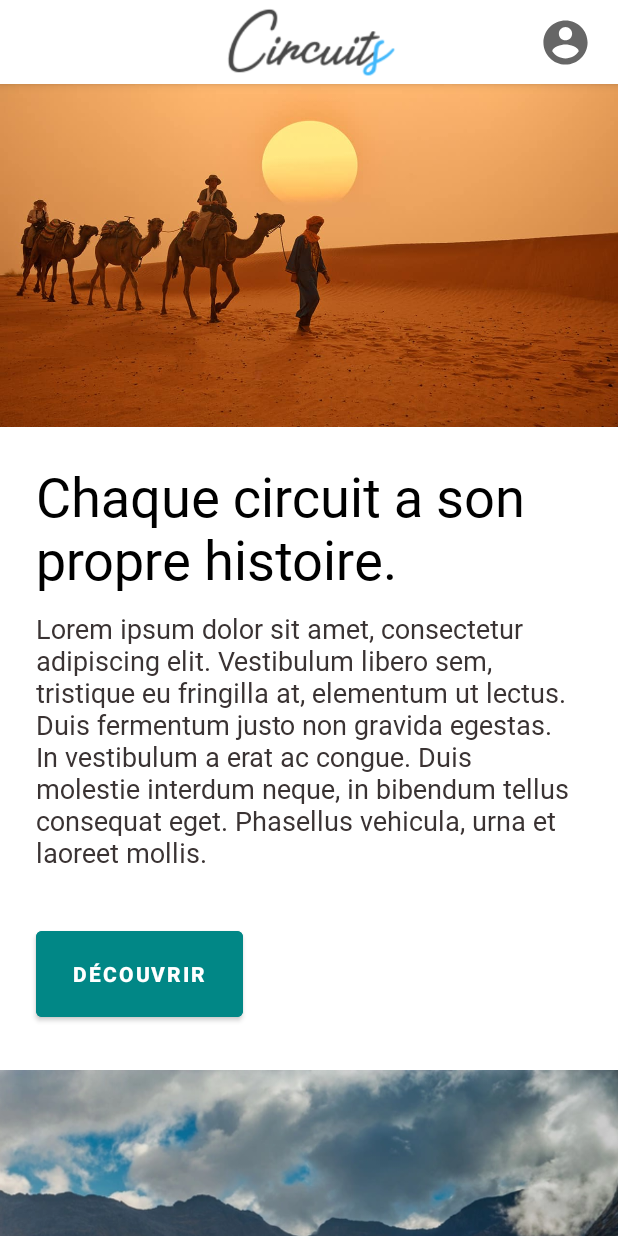
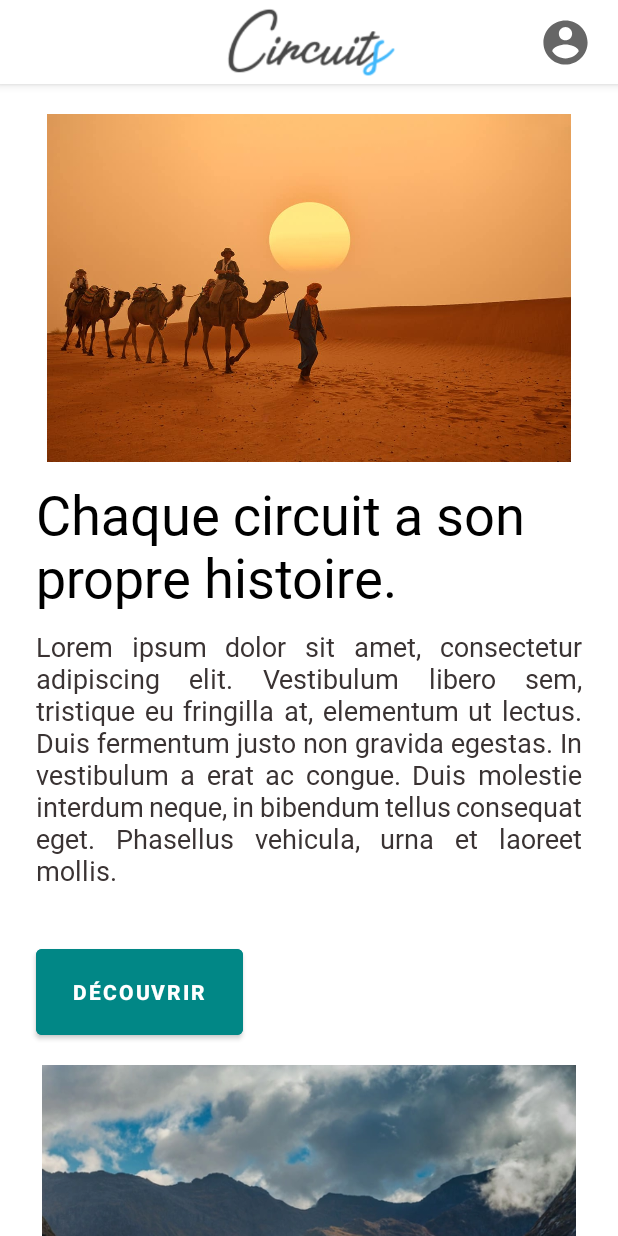
Before and after one commit to rjmo/Circuits, an Android app: the screen it shows after launch (AccueilActivity), on a phone screen of 412 x 824 dp. Run offline under Robolectric (Android 15) with nearby library versions, the light colour scheme and no system bars.

Commit message:
new image size

```diff
--- a/app/src/main/res/layout/activity_accueil.xml
+++ b/app/src/main/res/layout/activity_accueil.xml
@@ -64,8 +64,11 @@
         android:id="@+id/scrollView2"
         android:layout_width="match_parent"
         android:layout_height="match_parent"
-        tools:layout_editor_absoluteX="0dp"
-        tools:layout_editor_absoluteY="-26dp">
+        android:layout_marginTop="52dp"
+        app:layout_constraintBottom_toBottomOf="parent"
+        app:layout_constraintEnd_toEndOf="parent"
+        app:layout_constraintStart_toStartOf="parent"
+        app:layout_constraintTop_toTopOf="parent">
 
         <LinearLayout
             android:layout_width="wrap_content"
@@ -75,9 +78,11 @@
             <ImageView
                 android:id="@+id/imageView"
                 android:layout_width="match_parent"
-                android:layout_height="296dp"
-                android:layout_marginTop="0dp"
+                android:layout_height="232dp"
+                android:layout_marginLeft="24dp"
 
+                android:layout_marginTop="24dp"
+                android:layout_marginRight="24dp"
                 android:contentDescription="TODO"
                 android:src="@drawable/marrocos_camelos"
                 app:layout_constraintBottom_toBottomOf="parent"
@@ -107,6 +112,7 @@
                 android:layout_marginEnd="24dp"
                 android:layout_marginBottom="0dp"
                 android:fontFamily="@font/roboto"
+                android:justificationMode="inter_word"
                 android:paddingTop="10dp"
                 android:text="Lorem ipsum dolor sit amet, consectetur adipiscing elit. Vestibulum libero sem, tristique eu fringilla at, elementum ut lectus. Duis fermentum justo non gravida egestas. In vestibulum a erat ac congue. Duis molestie interdum neque, in bibendum tellus consequat eget. Phasellus vehicula, urna et laoreet mollis."
                 android:textColor="#3A3333"
@@ -131,21 +137,25 @@
 
                 <ImageView
                     android:id="@+id/imageView5"
-                    android:layout_width="match_parent"
-                    android:layout_height="440dp"
+                    android:layout_width="wrap_content"
+                    android:layout_height="354dp"
+                    android:layout_marginLeft="24dp"
+                    android:layout_marginRight="24dp"
                     android:src="@drawable/original" />
 
                 <TextView
                     android:id="@+id/textView7"
                     android:layout_width="match_parent"
                     android:layout_height="wrap_content"
+                    android:justificationMode="inter_word"
                     android:paddingLeft="24dp"
                     android:paddingTop="14dp"
                     android:paddingRight="24dp"
                     android:paddingBottom="24dp"
                     android:text="@string/apropos"
                     android:textColor="#3A3333"
-                    android:textSize="18sp" />
+                    android:textSize="18sp"
+                    tools:textAlignment="textStart" />
 
                 <Button
                     android:id="@+id/button"
@@ -178,14 +188,19 @@
 
                 <ImageView
                     android:id="@+id/imageView6"
-                    android:layout_width="wrap_content"
-                    android:layout_height="287dp"
+                    android:layout_width="match_parent"
+                    android:layout_height="232dp"
+                    android:layout_marginLeft="24dp"
+                    android:layout_marginTop="10dp"
+                    android:layout_marginRight="24dp"
+                    android:layout_marginBottom="10dp"
                     android:src="@drawable/py" />
 
                 <TextView
                     android:id="@+id/textView9"
                     android:layout_width="match_parent"
                     android:layout_height="wrap_content"
+                    android:justificationMode="inter_word"
                     android:paddingLeft="24dp"
                     android:paddingRight="24dp"
                     android:paddingBottom="24dp"
```
